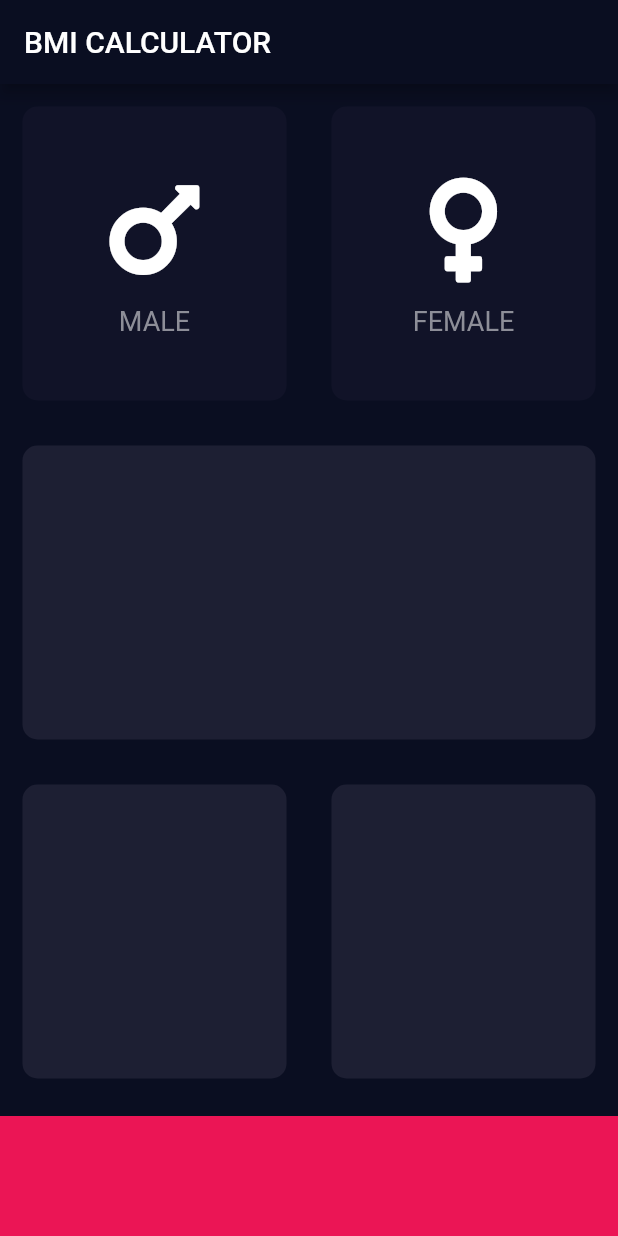
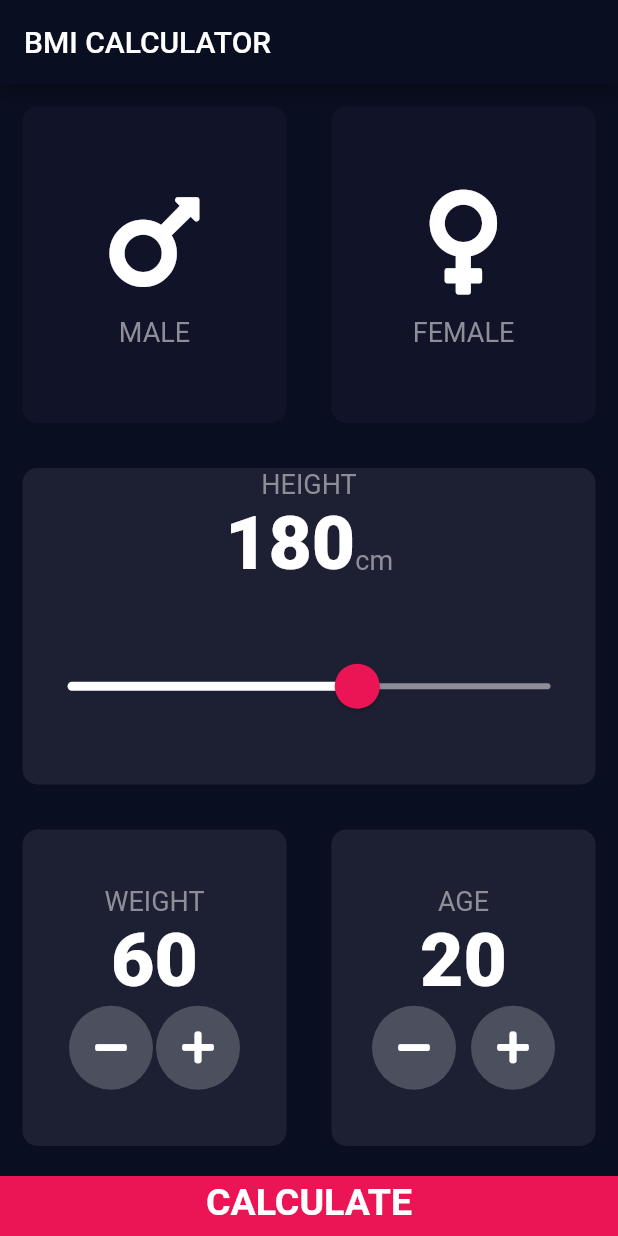
Before and after one commit to tarikuzzamantito/WebProjects, a Flutter app: the screen it shows after launch, on a phone screen of 412 x 824 dp. Run offline on Flutter 3.47's test engine with Material 2 defaults, Android fonts, the light colour scheme and no system bars; our stand-ins replace audioplayers, font_awesome_flutter, rflutter_alert.

Commit message:
Adarsho Abashon 304

```diff
--- /dev/null
+++ b/lib/bmi_calculator/calculator_brain.dart
@@ -0,0 +1,36 @@
+import 'dart:math';
+
+class CalculatorBrain {
+  final int height;
+  final int weight;
+  double _bmi;
+
+  CalculatorBrain({this.height, this.weight}) {
+    calculateBMI();
+  }
+
+  String calculateBMI() {
+    _bmi = weight / pow(height / 100, 2);
+    return _bmi.toStringAsFixed(1);
+  }
+
+  String getResult() {
+    if (_bmi >= 25) {
+      return 'Overweight';
+    } else if (_bmi > 18.5) {
+      return 'Normal';
+    } else {
+      return 'Underweight';
+    }
+  }
+
+  String getInterpretation() {
+    if (_bmi >= 25) {
+      return 'You have a higher than normal body weight. Try to exercise more.';
+    } else if (_bmi > 18.5) {
+      return 'You have a normal body weight. Good job!';
+    } else {
+      return 'You have a lower than normal body weight. You can eat a bit more.';
+    }
+  }
+}
--- /dev/null
+++ b/lib/bmi_calculator/components/bottom_button.dart
@@ -0,0 +1,32 @@
+import 'package:dev_udemy_angelayu/bmi_calculator/constants.dart';
+import 'package:flutter/material.dart';
+
+class BottomButton extends StatelessWidget {
+  final Function onTap;
+  final String buttonTitle;
+
+  const BottomButton({
+    @required this.onTap,
+    @required this.buttonTitle,
+  });
+
+  @override
+  Widget build(BuildContext context) {
+    return GestureDetector(
+      onTap: onTap,
+      child: Container(
+        child: Center(
+          child: Text(
+            buttonTitle,
+            style: kLargeButtonTextStyle,
+          ),
+        ),
+        color: kBottomContainerColor,
+        padding: EdgeInsets.only(bottom: 5.0),
+        margin: EdgeInsets.only(top: 5.0),
+        width: double.infinity,
+        height: kBottomContainerHeight,
+      ),
+    );
+  }
+}
--- a/lib/bmi_calculator/icon_content.dart
+++ b/lib/bmi_calculator/components/icon_content.dart
@@ -1,9 +1,5 @@
+import 'package:dev_udemy_angelayu/bmi_calculator/constants.dart';
 import 'package:flutter/material.dart';
-
-const labelTextStyle = TextStyle(
-  fontSize: 18.0,
-  color: Color(0xFF8D8E98),
-);
 
 class IconContent extends StatelessWidget {
   final IconData icon;
@@ -24,7 +20,7 @@ class IconContent extends StatelessWidget {
         ),
         Text(
           label,
-          style: labelTextStyle,
+          style: kLabelTextStyle,
         )
       ],
     );
--- /dev/null
+++ b/lib/bmi_calculator/components/reuseable_card.dart
@@ -0,0 +1,24 @@
+import 'package:flutter/material.dart';
+
+class ReusableCard extends StatelessWidget {
+  final Color colour;
+  final Widget cardChild;
+  final Function onPress;
+
+  ReusableCard({@required this.colour, this.cardChild, this.onPress});
+
+  @override
+  Widget build(BuildContext context) {
+    return GestureDetector(
+      onTap: onPress,
+      child: Container(
+        child: cardChild,
+        margin: EdgeInsets.all(15.0),
+        decoration: BoxDecoration(
+          borderRadius: BorderRadius.circular(10.0),
+          color: colour,
+        ),
+      ),
+    );
+  }
+}
--- /dev/null
+++ b/lib/bmi_calculator/components/round_icon_button.dart
@@ -0,0 +1,22 @@
+import 'package:flutter/material.dart';
+
+class RoundIconButton extends StatelessWidget {
+  RoundIconButton({@required this.icon, @required this.onPress});
+  final IconData icon;
+  final Function onPress;
+  @override
+  Widget build(BuildContext context) {
+    return RawMaterialButton(
+      onPressed: onPress,
+      child: Icon(icon),
+      elevation: 0.0,
+      constraints: BoxConstraints.tightFor(
+        width: 56.0,
+        height: 56.0,
+      ),
+      shape:
+          CircleBorder(), //RoundedRectangleBorder(borderRadius: BorderRadius.circular(10.0)),
+      fillColor: Color(0xFF4C4F5E),
+    );
+  }
+}
--- /dev/null
+++ b/lib/bmi_calculator/constants.dart
@@ -0,0 +1,38 @@
+import 'package:flutter/material.dart';
+
+const kActiveCardColor = Color(0xFF1D1F33);
+const kBottomContainerColor = Color(0xFFEB1555);
+const kInactiveCardColor = Color(0xFF111328);
+const kBottomContainerHeight = 40.0;
+
+const kLabelTextStyle = TextStyle(
+  fontSize: 18.0,
+  color: Color(0xFF8D8E98),
+);
+
+const kNumberTextStyle = TextStyle(
+  fontSize: 50.0,
+  fontWeight: FontWeight.w900,
+);
+
+const kLargeButtonTextStyle = TextStyle(
+  fontSize: 25.0,
+  fontWeight: FontWeight.bold,
+);
+const kTitleTextStyle = TextStyle(
+  fontSize: 50.0,
+  fontWeight: FontWeight.bold,
+);
+const kResultTextStyle = TextStyle(
+  color: Color(0xFF24D876),
+  fontSize: 22.0,
+  fontWeight: FontWeight.bold,
+);
+
+const kBMITextStyle = TextStyle(
+  fontSize: 100.0,
+  fontWeight: FontWeight.bold,
+);
+const kBodyTextStyle = TextStyle(
+  fontSize: 22.0,
+);
--- a/lib/bmi_calculator/input_page.dart
+++ /dev/null
@@ -1,110 +0,0 @@
-import 'package:dev_udemy_angelayu/bmi_calculator/icon_content.dart';
-import 'package:dev_udemy_angelayu/bmi_calculator/reuseable_card.dart';
-import 'package:flutter/material.dart';
-import 'package:font_awesome_flutter/font_awesome_flutter.dart';
-
-const activeCardColor = Color(0xFF1D1F33);
-const bottomContainerColor = Color(0xFFEB1555);
-const inactiveCardColor = Color(0xFF111328);
-
-class InputPage extends StatefulWidget {
-  @override
-  _InputPageState createState() => _InputPageState();
-}
-
-class _InputPageState extends State<InputPage> {
-  Color maleCardColor = inactiveCardColor;
-  Color femaleCardColor = inactiveCardColor;
-  // 1 = male, 2 = female
-  void updateColor(int gender) {
-    // male card pressed
-    if (gender == 1) {
-      if (maleCardColor == inactiveCardColor) {
-        maleCardColor = activeCardColor;
-        femaleCardColor = inactiveCardColor;
-      } else {
-        maleCardColor = inactiveCardColor;
-      }
-      // female card pressed
-    } else if (gender == 2) {
-      if (femaleCardColor == inactiveCardColor) {
-        femaleCardColor = activeCardColor;
-        maleCardColor = inactiveCardColor;
-      } else {
-        femaleCardColor = inactiveCardColor;
-      }
-    }
-  }
-
-  @override
-  Widget build(BuildContext context) {
-    return Scaffold(
-      appBar: AppBar(
-        title: Text('BMI CALCULATOR'),
-      ),
-      body: Column(
-        children: <Widget>[
-          Expanded(
-            child: Row(
-              children: <Widget>[
-                Expanded(
-                  child: GestureDetector(
-                    onTap: () {
-                      setState(() {
-                        updateColor(1);
-                      });
-                    },
-                    child: ReusableCard(
-                      colour: maleCardColor,
-                      cardChild: IconContent(
-                        icon: FontAwesomeIcons.mars,
-                        label: 'MALE',
-                      ),
-                    ),
-                  ),
-                ),
-                Expanded(
-                  child: GestureDetector(
-                    onTap: () {
-                      setState(() {
-                        updateColor(2);
-                      });
-                    },
-                    child: ReusableCard(
-                      colour: femaleCardColor,
-                      cardChild: IconContent(
-                        icon: FontAwesomeIcons.venus,
-                        label: 'FEMALE',
-                      ),
-                    ),
-                  ),
-                ),
-              ],
-            ),
-          ),
-          Expanded(
-            child: ReusableCard(colour: activeCardColor),
-          ),
-          Expanded(
-            child: Row(
-              children: <Widget>[
-                Expanded(
-                  child: ReusableCard(colour: activeCardColor),
-                ),
-                Expanded(
-                  child: ReusableCard(colour: activeCardColor),
-                ),
-              ],
-            ),
-          ),
-          Container(
-            color: bottomContainerColor,
-            margin: EdgeInsets.only(top: 10.0),
-            width: double.infinity,
-            height: 80.0,
-          )
-        ],
-      ),
-    );
-  }
-}
--- a/lib/bmi_calculator/reuseable_card.dart
+++ /dev/null
@@ -1,20 +0,0 @@
-import 'package:flutter/material.dart';
-
-class ReusableCard extends StatelessWidget {
-  final Color colour;
-  final Widget cardChild;
-
-  ReusableCard({@required this.colour, this.cardChild});
-
-  @override
-  Widget build(BuildContext context) {
-    return Container(
-      child: cardChild,
-      margin: EdgeInsets.all(15.0),
-      decoration: BoxDecoration(
-        borderRadius: BorderRadius.circular(10.0),
-        color: colour,
-      ),
-    );
-  }
-}
--- /dev/null
+++ b/lib/bmi_calculator/screens/input_page.dart
@@ -0,0 +1,237 @@
+import 'package:dev_udemy_angelayu/bmi_calculator/calculator_brain.dart';
+import 'package:dev_udemy_angelayu/bmi_calculator/components/bottom_button.dart';
+import 'package:dev_udemy_angelayu/bmi_calculator/components/round_icon_button.dart';
+import 'package:dev_udemy_angelayu/bmi_calculator/constants.dart';
+import 'package:dev_udemy_angelayu/bmi_calculator/components/icon_content.dart';
+import 'package:dev_udemy_angelayu/bmi_calculator/components/reuseable_card.dart';
+import 'package:dev_udemy_angelayu/bmi_calculator/screens/results_page.dart';
+import 'package:flutter/material.dart';
+import 'package:font_awesome_flutter/font_awesome_flutter.dart';
+
+enum Gender {
+  male,
+  female,
+}
+
+class InputPage extends StatefulWidget {
+  @override
+  _InputPageState createState() => _InputPageState();
+}
+
+class _InputPageState extends State<InputPage> {
+  Gender selectedGender;
+  int height = 180;
+  int weight = 60;
+  int age = 20;
+  @override
+  Widget build(BuildContext context) {
+    return Scaffold(
+      appBar: AppBar(
+        title: Text('BMI CALCULATOR'),
+      ),
+      body: Column(
+        crossAxisAlignment: CrossAxisAlignment.stretch,
+        children: <Widget>[
+          Expanded(
+            child: Row(
+              children: <Widget>[
+                Expanded(
+                  child: ReusableCard(
+                    onPress: () {
+                      setState(() {
+                        selectedGender = Gender.male;
+                      });
+                    },
+                    colour: selectedGender == Gender.male
+                        ? kActiveCardColor
+                        : kInactiveCardColor,
+                    cardChild: IconContent(
+                      icon: FontAwesomeIcons.mars,
+                      label: 'MALE',
+                    ),
+                  ),
+                ),
+                Expanded(
+                  child: ReusableCard(
+                    onPress: () {
+                      setState(() {
+                        selectedGender = Gender.female;
+                      });
+                    },
+                    colour: selectedGender == Gender.female
+                        ? kActiveCardColor
+                        : kInactiveCardColor,
+                    cardChild: IconContent(
+                      icon: FontAwesomeIcons.venus,
+                      label: 'FEMALE',
+                    ),
+                  ),
+                ),
+              ],
+            ),
+          ),
+          Expanded(
+            child: ReusableCard(
+              colour: kActiveCardColor,
+              cardChild: Column(
+                mainAxisAlignment: MainAxisAlignment.center,
+                children: <Widget>[
+                  Text(
+                    'HEIGHT',
+                    style: kLabelTextStyle,
+                  ),
+                  Row(
+                    mainAxisAlignment: MainAxisAlignment.center,
+                    crossAxisAlignment: CrossAxisAlignment.baseline,
+                    textBaseline: TextBaseline.alphabetic,
+                    children: <Widget>[
+                      Text(
+                        height.toString(),
+                        style: kNumberTextStyle,
+                      ),
+                      Text(
+                        'cm',
+                        style: kLabelTextStyle,
+                      )
+                    ],
+                  ),
+                  Expanded(
+                    child: SliderTheme(
+                      data: SliderTheme.of(context).copyWith(
+                          inactiveTrackColor: Color(0xFF8D8E98),
+                          activeTrackColor: Colors.white,
+                          thumbColor: Color(0xFFEB1555),
+                          overlayColor: Color(0x29EB1555),
+                          thumbShape:
+                              RoundSliderThumbShape(enabledThumbRadius: 15.0),
+                          overlayShape:
+                              RoundSliderOverlayShape(overlayRadius: 30.0)),
+                      child: Slider(
+                        value: height.toDouble(),
+                        min: 120.0,
+                        max: 220.0,
+                        onChanged: (double newValue) {
+                          setState(() {
+                            height = newValue.round();
+                          });
+                        },
+                      ),
+                    ),
+                  )
+                ],
+              ),
+            ),
+          ),
+          Expanded(
+            child: Row(
+              children: <Widget>[
+                Expanded(
+                  child: ReusableCard(
+                    colour: kActiveCardColor,
+                    cardChild: Column(
+                      mainAxisAlignment: MainAxisAlignment.center,
+                      children: <Widget>[
+                        Text(
+                          'WEIGHT',
+                          style: kLabelTextStyle,
+                        ),
+                        Text(
+                          weight.toString(),
+                          style: kNumberTextStyle,
+                        ),
+                        Row(
+                          mainAxisAlignment: MainAxisAlignment.center,
+                          children: <Widget>[
+                            RoundIconButton(
+                              icon: FontAwesomeIcons.minus,
+                              onPress: () {
+                                setState(() {
+                                  weight--;
+                                });
+                              },
+                            ),
+                            SizedBox(
+                              width: 2.0,
+                            ),
+                            RoundIconButton(
+                              icon: FontAwesomeIcons.plus,
+                              onPress: () {
+                                setState(() {
+                                  weight++;
+                                });
+                              },
+                            ),
+                          ],
+                        ),
+                      ],
+                    ),
+                  ),
+                ),
+                Expanded(
+                  child: ReusableCard(
+                    colour: kActiveCardColor,
+                    cardChild: Column(
+                      mainAxisAlignment: MainAxisAlignment.center,
+                      children: <Widget>[
+                        Text(
+                          'AGE',
+                          style: kLabelTextStyle,
+                        ),
+                        Text(
+                          age.toString(),
+                          style: kNumberTextStyle,
+                        ),
+                        Row(
+                          mainAxisAlignment: MainAxisAlignment.center,
+                          children: <Widget>[
+                            RoundIconButton(
+                              icon: FontAwesomeIcons.minus,
+                              onPress: () {
+                                setState(() {
+                                  age--;
+                                });
+                              },
+                            ),
+                            SizedBox(
+                              width: 10.0,
+                            ),
+                            RoundIconButton(
+                              icon: FontAwesomeIcons.plus,
+                              onPress: () {
+                                setState(() {
+                                  age++;
+                                });
+                              },
+                            )
+                          ],
+                        )
+                      ],
+                    ),
+                  ),
+                ),
+              ],
+            ),
+          ),
+          new BottomButton(
+            buttonTitle: 'CALCULATE',
+            onTap: () {
+              CalculatorBrain calc =
+                  CalculatorBrain(height: height, weight: weight);
+
+              //Navigator.pushNamed(context, '/result');
+              Navigator.push(
+                context,
+                MaterialPageRoute(
+                  builder: (context) => ResultsPage(
+                      interpretation: calc.getInterpretation(),
+                      bmiResult: calc.calculateBMI(),
+                      resultText: calc.getResult()),
+                ),
+              );
+            },
+          ),
+        ],
+      ),
+    );
+  }
+}
--- a/lib/main.dart
+++ b/lib/main.dart
@@ -1,4 +1,5 @@
-import 'package:dev_udemy_angelayu/bmi_calculator/input_page.dart';
+import 'package:dev_udemy_angelayu/bmi_calculator/screens/input_page.dart';
+import 'package:dev_udemy_angelayu/bmi_calculator/screens/results_page.dart';
 import 'package:flutter/material.dart';
 
 void main() => runApp(BMICalculator());
@@ -11,6 +12,11 @@ class BMICalculator extends StatelessWidget {
         scaffoldBackgroundColor: Color(0xFF0A0E21),
       ),
       home: InputPage(),
+      /*initialRoute: '/',
+      routes: {
+        '/': (context) => InputPage(),
+        '/result': (context) => ResultsPage(),
+      },*/
     );
   }
 }
```
Also changed, not shown: lib/bmi_calculator/screens/results_page.dart (added, +69 -0 lines), lib/navigation_routes/navigation_routes_main.dart (added, +20 -0 lines), lib/navigation_routes/screen0.dart (added, +35 -0 lines), lib/navigation_routes/screen1.dart (added, +28 -0 lines), lib/navigation_routes/screen2.dart (added, +22 -0 lines), images/result_page.png (added), images/selector_page.png (added).
